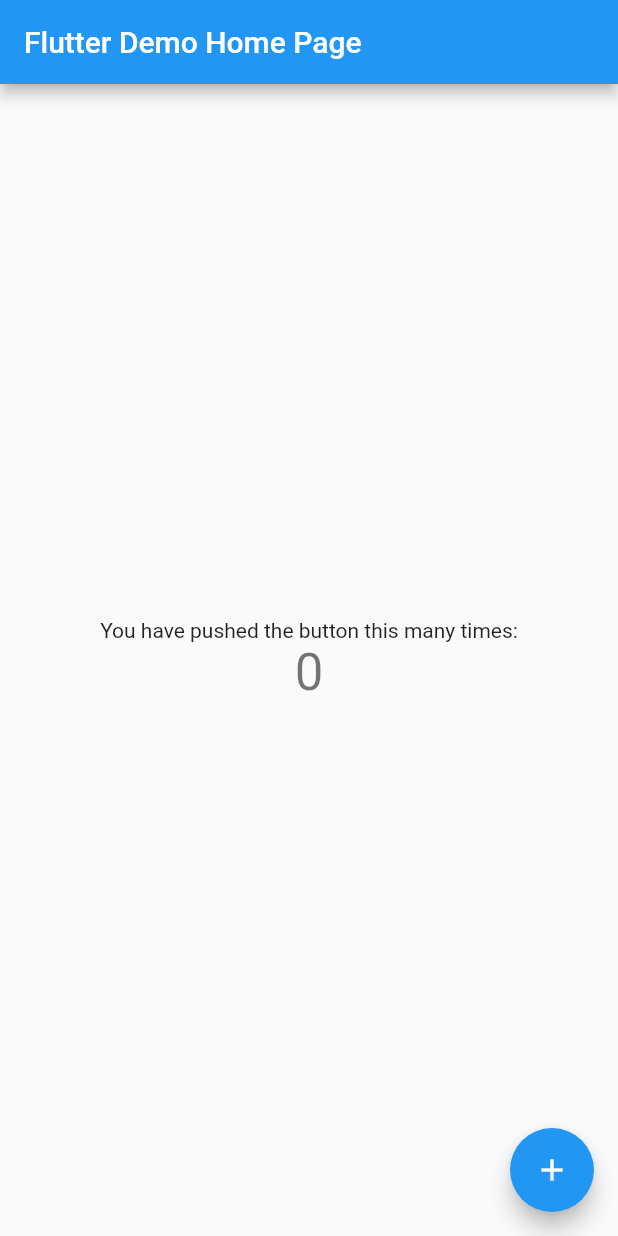
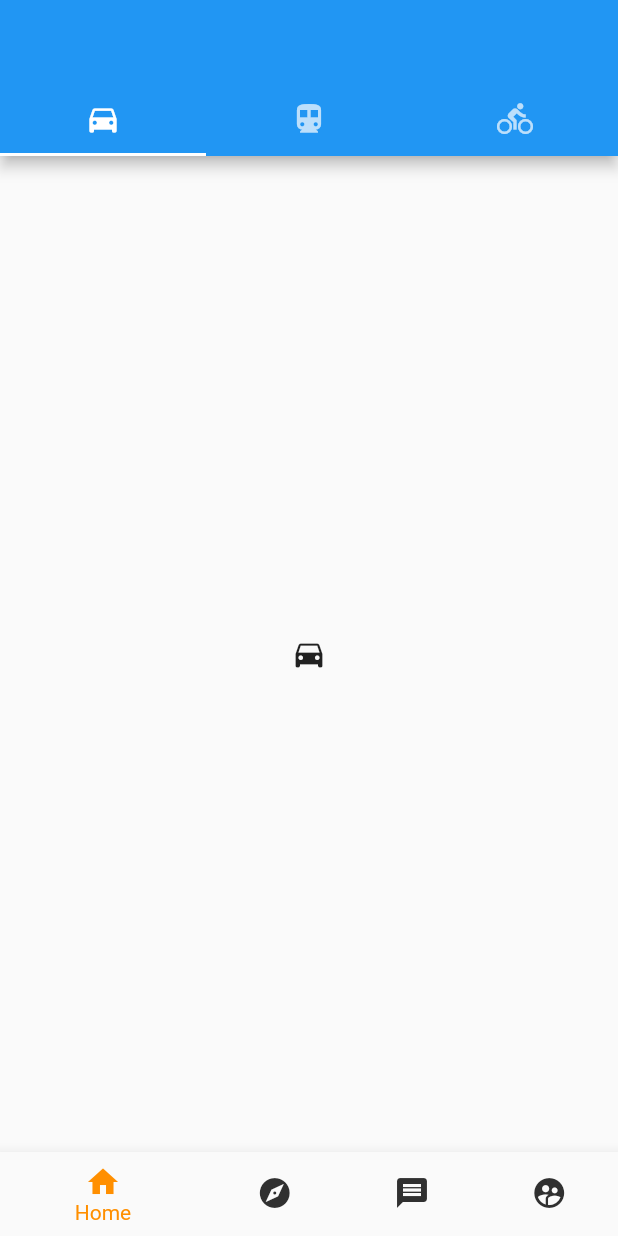
Before and after one commit to VodeniZeko/Flutter, a Flutter app: the screen it shows after launch, on a phone screen of 412 x 824 dp. Run offline on Flutter 3.47's test engine with Material 2 defaults, Android fonts, the phone set to English and light mode, and no system bars.

```diff
--- a/player_one/lib/main.dart
+++ b/player_one/lib/main.dart
@@ -1,117 +1,74 @@
 import 'package:flutter/material.dart';
+import './pages/home.dart';
+import './pages/explore.dart'; // news, ranking , trending, new
+import './pages/chat.dart';
+import './pages/profile.dart';
 
-void main() {
-  runApp(MyApp());
-}
+void main() => runApp(new MyApp());
 
 class MyApp extends StatelessWidget {
-  // This widget is the root of your application.
   @override
   Widget build(BuildContext context) {
     return MaterialApp(
-      title: 'Flutter Demo',
-      theme: ThemeData(
-        // This is the theme of your application.
-        //
-        // Try running your application with "flutter run". You'll see the
-        // application has a blue toolbar. Then, without quitting the app, try
-        // changing the primarySwatch below to Colors.green and then invoke
-        // "hot reload" (press "r" in the console where you ran "flutter run",
-        // or simply save your changes to "hot reload" in a Flutter IDE).
-        // Notice that the counter didn't reset back to zero; the application
-        // is not restarted.
-        primarySwatch: Colors.blue,
-        // This makes the visual density adapt to the platform that you run
-        // the app on. For desktop platforms, the controls will be smaller and
-        // closer together (more dense) than on mobile platforms.
-        visualDensity: VisualDensity.adaptivePlatformDensity,
-      ),
-      home: MyHomePage(title: 'Flutter Demo Home Page'),
+      home: MyStatefulWidget(),
     );
   }
 }
 
-class MyHomePage extends StatefulWidget {
-  MyHomePage({Key key, this.title}) : super(key: key);
-
-  // This widget is the home page of your application. It is stateful, meaning
-  // that it has a State object (defined below) that contains fields that affect
-  // how it looks.
-
-  // This class is the configuration for the state. It holds the values (in this
-  // case the title) provided by the parent (in this case the App widget) and
-  // used by the build method of the State. Fields in a Widget subclass are
-  // always marked "final".
-
-  final String title;
+class MyStatefulWidget extends StatefulWidget {
+  MyStatefulWidget({Key key}) : super(key: key);
 
   @override
-  _MyHomePageState createState() => _MyHomePageState();
+  _MyStatefulWidgetState createState() => _MyStatefulWidgetState();
 }
 
-class _MyHomePageState extends State<MyHomePage> {
-  int _counter = 0;
+class _MyStatefulWidgetState extends State<MyStatefulWidget> {
+  int _selectedIndex = 0;
+  static const TextStyle optionStyle =
+      TextStyle(fontSize: 30, fontWeight: FontWeight.bold);
+  static List<Widget> _widgetOptions = <Widget>[
+    Home(),
+    Explore(),
+    Chat(),
+    Profile(),
+  ];
 
-  void _incrementCounter() {
+  void _onItemTapped(int index) {
     setState(() {
-      // This call to setState tells the Flutter framework that something has
-      // changed in this State, which causes it to rerun the build method below
-      // so that the display can reflect the updated values. If we changed
-      // _counter without calling setState(), then the build method would not be
-      // called again, and so nothing would appear to happen.
-      _counter++;
+      _selectedIndex = index;
     });
   }
 
   @override
   Widget build(BuildContext context) {
-    // This method is rerun every time setState is called, for instance as done
-    // by the _incrementCounter method above.
-    //
-    // The Flutter framework has been optimized to make rerunning build methods
-    // fast, so that you can just rebuild anything that needs updating rather
-    // than having to individually change instances of widgets.
     return Scaffold(
-      appBar: AppBar(
-        // Here we take the value from the MyHomePage object that was created by
-        // the App.build method, and use it to set our appbar title.
-        title: Text(widget.title),
+      body: Center(
+        child: _widgetOptions.elementAt(_selectedIndex),
       ),
-      body: Center(
-        // Center is a layout widget. It takes a single child and positions it
-        // in the middle of the parent.
-        child: Column(
-          // Column is also a layout widget. It takes a list of children and
-          // arranges them vertically. By default, it sizes itself to fit its
-          // children horizontally, and tries to be as tall as its parent.
-          //
-          // Invoke "debug painting" (press "p" in the console, choose the
-          // "Toggle Debug Paint" action from the Flutter Inspector in Android
-          // Studio, or the "Toggle Debug Paint" command in Visual Studio Code)
-          // to see the wireframe for each widget.
-          //
-          // Column has various properties to control how it sizes itself and
-          // how it positions its children. Here we use mainAxisAlignment to
-          // center the children vertically; the main axis here is the vertical
-          // axis because Columns are vertical (the cross axis would be
-          // horizontal).
-          mainAxisAlignment: MainAxisAlignment.center,
-          children: <Widget>[
-            Text(
-              'You have pushed the button this many times:',
-            ),
-            Text(
-              '$_counter',
-              style: Theme.of(context).textTheme.headline4,
-            ),
-          ],
-        ),
+      bottomNavigationBar: BottomNavigationBar(
+        items: const <BottomNavigationBarItem>[
+          BottomNavigationBarItem(
+            icon: Icon(Icons.home),
+            title: Text('Home'),
+          ),
+          BottomNavigationBarItem(
+            icon: Icon(Icons.explore),
+            title: Text('Explore'),
+          ),
+          BottomNavigationBarItem(
+            icon: Icon(Icons.message),
+            title: Text('Chat'),
+          ),
+          BottomNavigationBarItem(
+            icon: Icon(Icons.supervised_user_circle),
+            title: Text('Profile'),
+          ),
+        ],
+        currentIndex: _selectedIndex,
+        unselectedItemColor: Colors.grey[850],
+        selectedItemColor: Colors.amber[800],
+        onTap: _onItemTapped,
       ),
-      floatingActionButton: FloatingActionButton(
-        onPressed: _incrementCounter,
-        tooltip: 'Increment',
-        child: Icon(Icons.add),
-      ), // This trailing comma makes auto-formatting nicer for build methods.
     );
   }
 }
--- /dev/null
+++ b/player_one/lib/pages/chat.dart
@@ -0,0 +1,10 @@
+import 'package:flutter/material.dart';
+
+class Chat extends StatelessWidget {
+  @override
+  Widget build(BuildContext context) {
+    return Container(
+      child: Text("hi from CHAT"),
+    );
+  }
+}
--- /dev/null
+++ b/player_one/lib/pages/explore.dart
@@ -0,0 +1,10 @@
+import 'package:flutter/material.dart';
+
+class Explore extends StatelessWidget {
+  @override
+  Widget build(BuildContext context) {
+    return Container(
+      child: Text("hi from EXPLORE"),
+    );
+  }
+}
--- /dev/null
+++ b/player_one/lib/pages/home.dart
@@ -0,0 +1,30 @@
+import 'package:flutter/material.dart';
+
+class Home extends StatelessWidget {
+  @override
+  Widget build(BuildContext context) {
+    return MaterialApp(
+      home: DefaultTabController(
+        length: 3,
+        child: Scaffold(
+          appBar: AppBar(
+            bottom: TabBar(
+              tabs: [
+                Tab(icon: Icon(Icons.directions_car)),
+                Tab(icon: Icon(Icons.directions_transit)),
+                Tab(icon: Icon(Icons.directions_bike)),
+              ],
+            ),
+          ),
+          body: TabBarView(
+            children: [
+              Icon(Icons.directions_car),
+              Icon(Icons.directions_transit),
+              Icon(Icons.directions_bike),
+            ],
+          ),
+        ),
+      ),
+    );
+  }
+}
--- /dev/null
+++ b/player_one/lib/pages/profile.dart
@@ -0,0 +1,10 @@
+import 'package:flutter/material.dart';
+
+class Profile extends StatelessWidget {
+  @override
+  Widget build(BuildContext context) {
+    return Container(
+      child: Text("hi from PROFILE"),
+    );
+  }
+}
```
Also changed, not shown: 1 other file.
